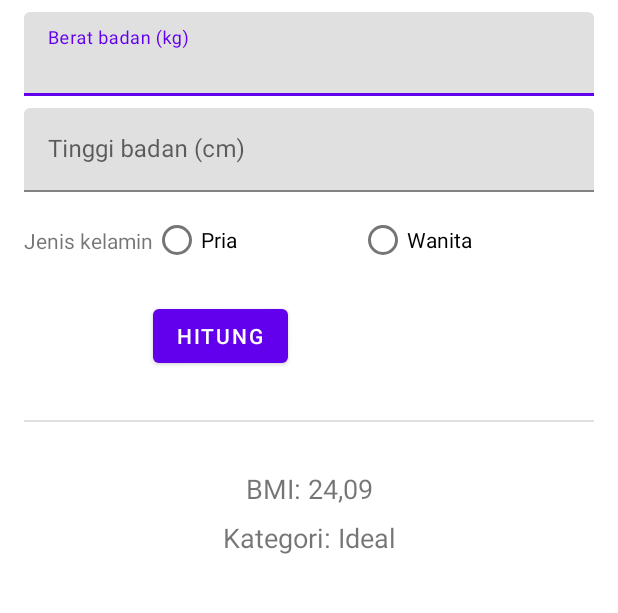
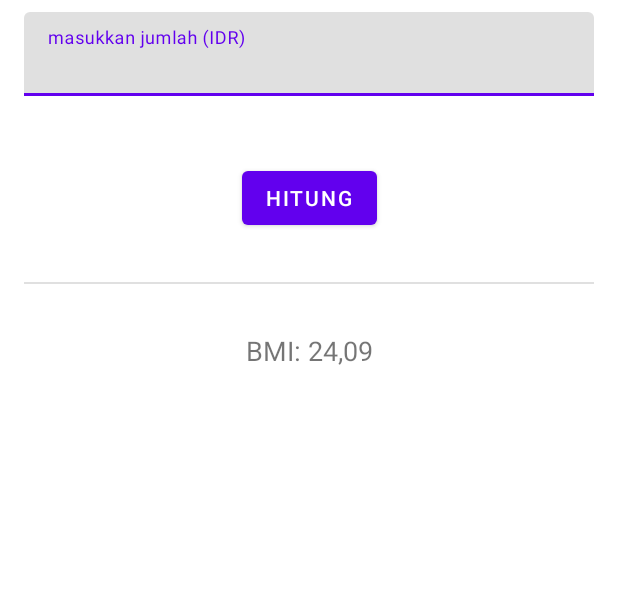
Before and after one commit to Hermanushasta/konversiMataUang, an Android app: the layout activity_main.xml on its own in the app's theme, with its tools: preview values and no code run, on a phone screen of 412 x 824 dp, the part 77-690 px from its top. Run offline under Robolectric (Android 15) with nearby library versions, the phone set to English and light mode, and no system bars.

Commit message:
dasar convert

```diff
--- a/app/src/main/res/layout/activity_main.xml
+++ b/app/src/main/res/layout/activity_main.xml
@@ -32,7 +32,7 @@
             app:layout_constraintTop_toBottomOf="@+id/textView">
 
             <com.google.android.material.textfield.TextInputEditText
-                android:id="@+id/beratBadan_inp"
+                android:id="@+id/masukanIDR_inp"
                 android:layout_width="match_parent"
                 android:layout_height="wrap_content"
                 android:hint="@string/berat_badan" />
@@ -45,25 +45,8 @@
             android:layout_marginStart="16dp"
             android:layout_marginTop="8dp"
             android:layout_marginEnd="16dp"
-            app:layout_constraintTop_toBottomOf="@+id/beratBadan_hint">
+            app:layout_constraintTop_toBottomOf="@+id/beratBadan_hint"/>
 
-            <com.google.android.material.textfield.TextInputEditText
-                android:id="@+id/tinggiBadan_inp"
-                android:layout_width="match_parent"
-                android:layout_height="wrap_content"
-                android:hint="@string/tinggi_badan" />
-        </com.google.android.material.textfield.TextInputLayout>
-
-
-        <TextView
-            android:id="@+id/textViewJK"
-            android:layout_width="wrap_content"
-            android:layout_height="wrap_content"
-            android:layout_marginStart="16dp"
-            android:text="@string/jenis_kelamin"
-            app:layout_constraintBottom_toBottomOf="@+id/radioGroup"
-            app:layout_constraintStart_toStartOf="parent"
-            app:layout_constraintTop_toTopOf="@+id/radioGroup" />
 
         <RadioGroup
             android:id="@+id/radioGroup"
@@ -73,31 +56,16 @@
             android:layout_marginEnd="16dp"
             android:orientation="horizontal"
             app:layout_constraintEnd_toEndOf="parent"
-            app:layout_constraintStart_toEndOf="@id/textViewJK"
-            app:layout_constraintTop_toBottomOf="@id/tinggiBadan_hint">
-
-            <RadioButton
-                android:id="@+id/priaRadioButton"
-                android:layout_width="wrap_content"
-                android:layout_height="wrap_content"
-                android:layout_weight="1"
-                android:text="@string/pria" />
-
-            <RadioButton
-                android:id="@+id/wanitaRadioButton"
-                android:layout_width="wrap_content"
-                android:layout_height="wrap_content"
-                android:layout_weight="1"
-                android:text="@string/wanita" />
-        </RadioGroup>
+            app:layout_constraintTop_toBottomOf="@id/tinggiBadan_hint"/>
 
         <Button
             android:id="@+id/button"
             android:layout_width="wrap_content"
             android:layout_height="wrap_content"
-            android:layout_marginTop="16dp"
+            android:layout_marginTop="28dp"
             android:text="@string/hitung"
-            app:layout_constraintStart_toStartOf="@+id/radioGroup"
+            app:layout_constraintStart_toStartOf="parent"
+            app:layout_constraintEnd_toEndOf="parent"
             app:layout_constraintTop_toBottomOf="@+id/radioGroup" />
 
         <View
@@ -123,16 +91,5 @@
             app:layout_constraintTop_toBottomOf="@+id/divider"
             tools:text="BMI: 24,09" />
 
-        <TextView
-            android:id="@+id/kategoriTextView"
-            android:layout_width="wrap_content"
-            android:layout_height="wrap_content"
-            android:layout_marginTop="8dp"
-            android:textSize="18sp"
-            app:layout_constraintEnd_toEndOf="parent"
-            app:layout_constraintStart_toStartOf="parent"
-            app:layout_constraintTop_toBottomOf="@+id/bmiTextView"
-            tools:text="Kategori: Ideal" />
-
     </androidx.constraintlayout.widget.ConstraintLayout>
 </ScrollView>
--- a/app/src/main/res/values/strings.xml
+++ b/app/src/main/res/values/strings.xml
@@ -1,18 +1,9 @@
 <resources>
     <string name="app_name">Money Convertion</string>
     <string name="money_convertion_intro">Money Convertion adalah sebuah aplikasi konversi mata uang dari Rupiah ke berbagai mata uang negara lain</string>
-    <string name="berat_badan">Berat badan (kg)</string>
-    <string name="tinggi_badan">Tinggi badan (cm)</string>
-    <string name="jenis_kelamin">Jenis kelamin</string>
-    <string name="pria">Pria</string>
-    <string name="wanita">Wanita</string>
+    <string name="berat_badan">masukkan jumlah (IDR)</string>
     <string name="hitung">Hitung</string>
-    <string name="bmi_x">BMI: %1$.2f</string>
-    <string name="kurus">Kurus</string>
-    <string name="ideal">Ideal</string>
-    <string name="gemuk">Gemuk</string>
-    <string name="kategori_x">Kategori: %1$s</string>
-    <string name="berat_invalid">Berat tidak boleh kosong.</string>
-    <string name="tinggi_invalid">Tinggi tidak boleh kosong.</string>
-    <string name="gender_invalid">Pilih jenis kelamin.</string>
+    <string name="bmi_x">$ %1$.2f</string>
+    <string name="berat_invalid">Kolom tidak boleh kosong</string>
+
 </resources>
```
Also changed, not shown: app/src/main/java/org/d3if0043/konversimatauang/MainActivity.kt (+4 -33 lines).
